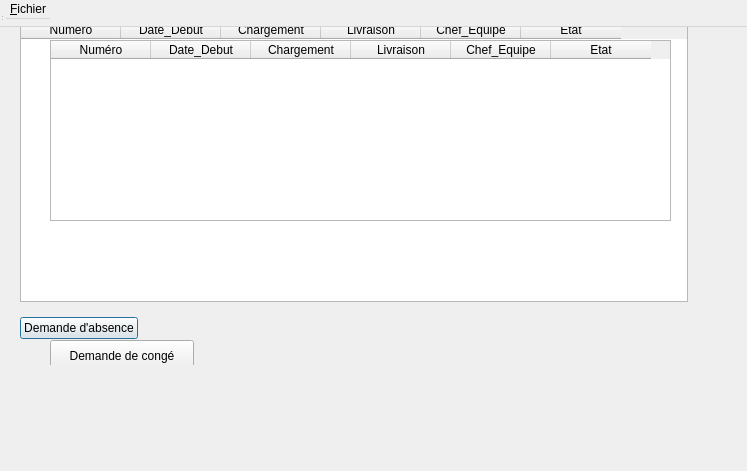
Above: CODE/dialogsalarie.ui from dervieuxC/gestionDemenagementCorrige before the change. Below: the same form after it.
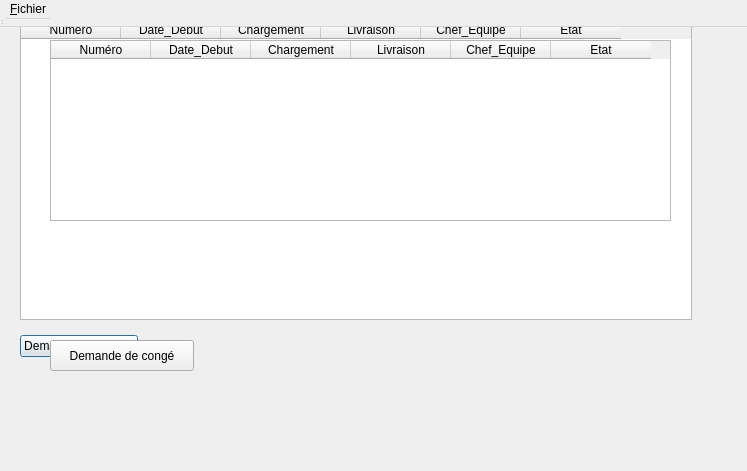
That is the form after the change.

What changed in the file:
```diff
--- a/CODE/dialogsalarie.ui
+++ b/CODE/dialogsalarie.ui
@@ -16,6 +16,14 @@
    <string>MainWindow</string>
   </property>
   <widget class="QWidget" name="centralwidget">
+   <property name="geometry">
+    <rect>
+     <x>0</x>
+     <y>0</y>
+     <width>712</width>
+     <height>383</height>
+    </rect>
+   </property>
    <layout class="QVBoxLayout" name="verticalLayout_5">
     <item>
      <layout class="QVBoxLayout" name="verticalLayout_4">
@@ -232,7 +240,16 @@
    </widget>
    <addaction name="menu_Fichier"/>
   </widget>
-  <widget class="QStatusBar" name="statusbar"/>
+  <widget class="QStatusBar" name="statusbar">
+   <property name="geometry">
+    <rect>
+     <x>0</x>
+     <y>0</y>
+     <width>3</width>
+     <height>26</height>
+    </rect>
+   </property>
+  </widget>
   <action name="action_Quitter">
    <property name="text">
     <string>&amp;Quitter</string>
```
Left out of the diff: 8 changed lines with no effect on the pictures.
